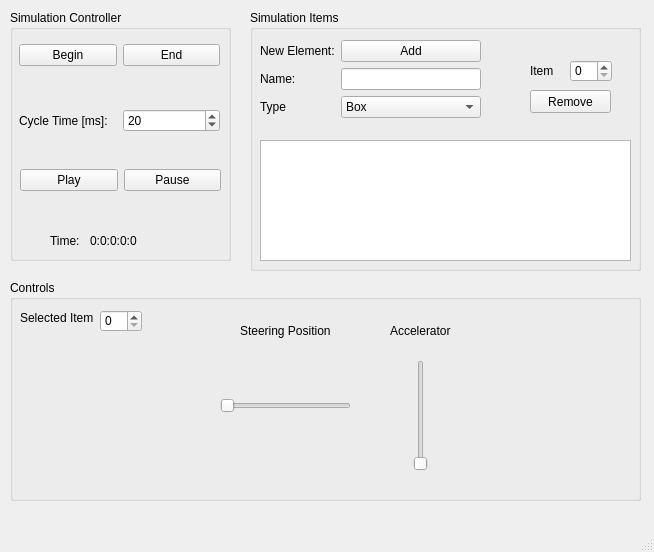
First picture: the form in Modules/gui/ui/supercar_gui.ui, repository marcontex8/MCSuperCar, before the edit.
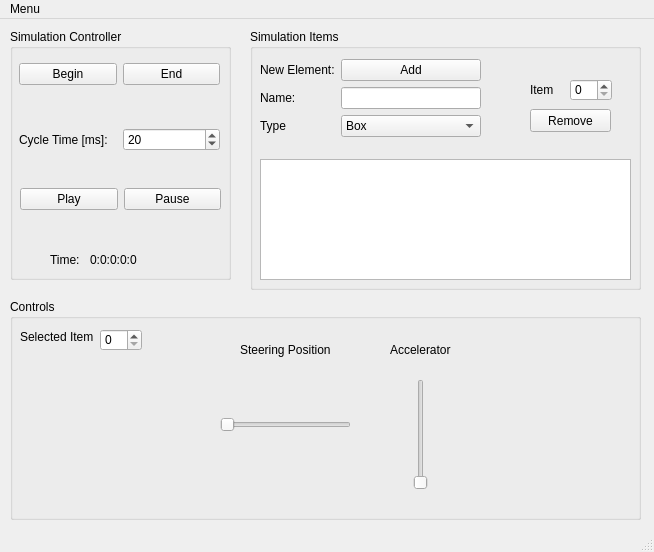
Second picture: the form after the edit.

```diff
--- a/Modules/gui/ui/supercar_gui.ui
+++ b/Modules/gui/ui/supercar_gui.ui
@@ -366,6 +366,13 @@
      <height>21</height>
     </rect>
    </property>
+   <widget class="QMenu" name="menuMenu">
+    <property name="title">
+     <string>Menu</string>
+    </property>
+    <addaction name="actionWorld_Viewer"/>
+   </widget>
+   <addaction name="menuMenu"/>
   </widget>
   <widget class="QStatusBar" name="statusbar"/>
  </widget>
```
Left out of the diff: 11 changed lines with no effect on the pictures.
